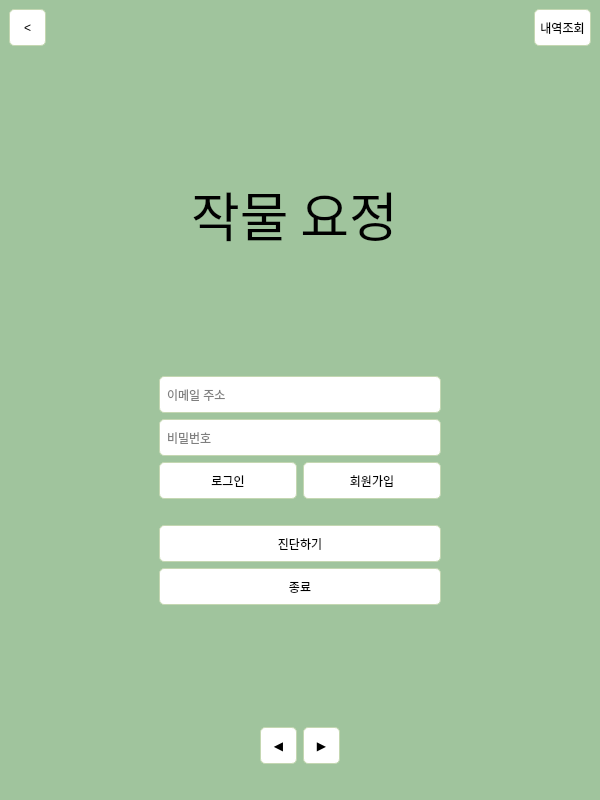
Before: the Qt Designer form UI/CropFairy.ui in song030/CropFairy, drawn with Qt 5.
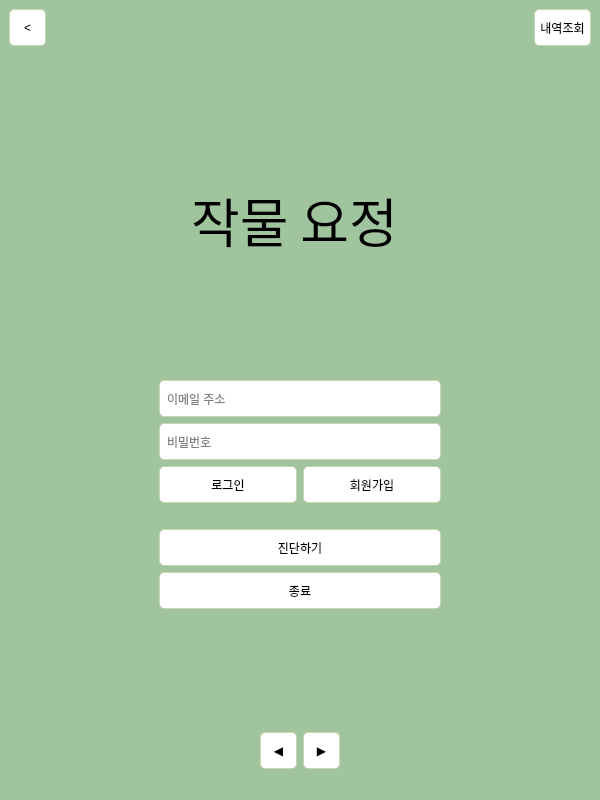
After: the same form once the commit is applied. The open tabs and pages were chosen to show the change. Icons and pictures are not drawn.

```diff
--- a/UI/CropFairy.ui
+++ b/UI/CropFairy.ui
@@ -87,7 +87,7 @@
        <number>0</number>
       </property>
       <property name="bottomMargin">
-       <number>0</number>
+       <number>9</number>
       </property>
       <item>
        <widget class="QPushButton" name="btn_back">
@@ -518,7 +518,7 @@
       <item>
        <widget class="QStackedWidget" name="stack_control">
         <property name="currentIndex">
-         <number>0</number>
+         <number>1</number>
         </property>
         <widget class="QWidget" name="control_analyze">
          <layout class="QHBoxLayout" name="horizontalLayout">
@@ -529,13 +529,13 @@
            <number>0</number>
           </property>
           <property name="topMargin">
-           <number>5</number>
+           <number>9</number>
           </property>
           <property name="rightMargin">
            <number>0</number>
           </property>
           <property name="bottomMargin">
-           <number>5</number>
+           <number>0</number>
           </property>
           <item>
            <widget class="QPushButton" name="btn_upload">
@@ -587,13 +587,13 @@
            <number>0</number>
           </property>
           <property name="topMargin">
-           <number>5</number>
+           <number>9</number>
           </property>
           <property name="rightMargin">
            <number>0</number>
           </property>
           <property name="bottomMargin">
-           <number>5</number>
+           <number>0</number>
           </property>
           <item>
            <spacer name="horizontalSpacer_2">
```
